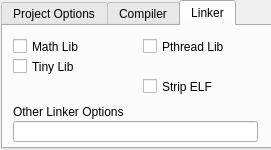
This is propside/project.ui in parallaxinc/SimpleIDE as Qt 5 draws it before an edit. The edited form follows.
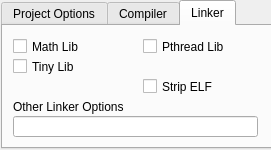
This is the edited form. The open tabs and pages were chosen to show the change.

Patch:
```diff
--- a/propside/project.ui
+++ b/propside/project.ui
@@ -268,7 +268,7 @@
      <property name="geometry">
       <rect>
        <x>10</x>
-       <y>95</y>
+       <y>90</y>
        <width>245</width>
        <height>21</height>
       </rect>
@@ -297,8 +297,8 @@
      <property name="geometry">
       <rect>
        <x>10</x>
-       <y>75</y>
-       <width>121</width>
+       <y>70</y>
+       <width>241</width>
        <height>21</height>
       </rect>
      </property>
```
Left out of the diff: 8 changed lines with no effect on the pictures.
